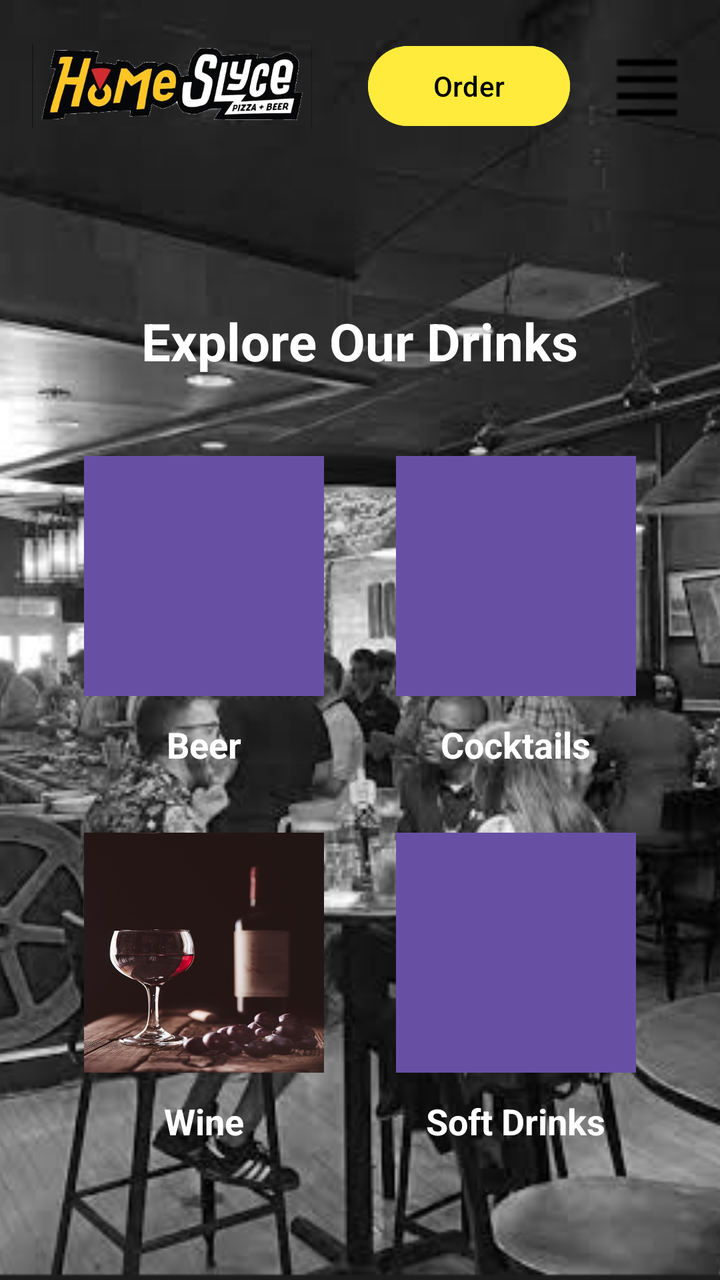
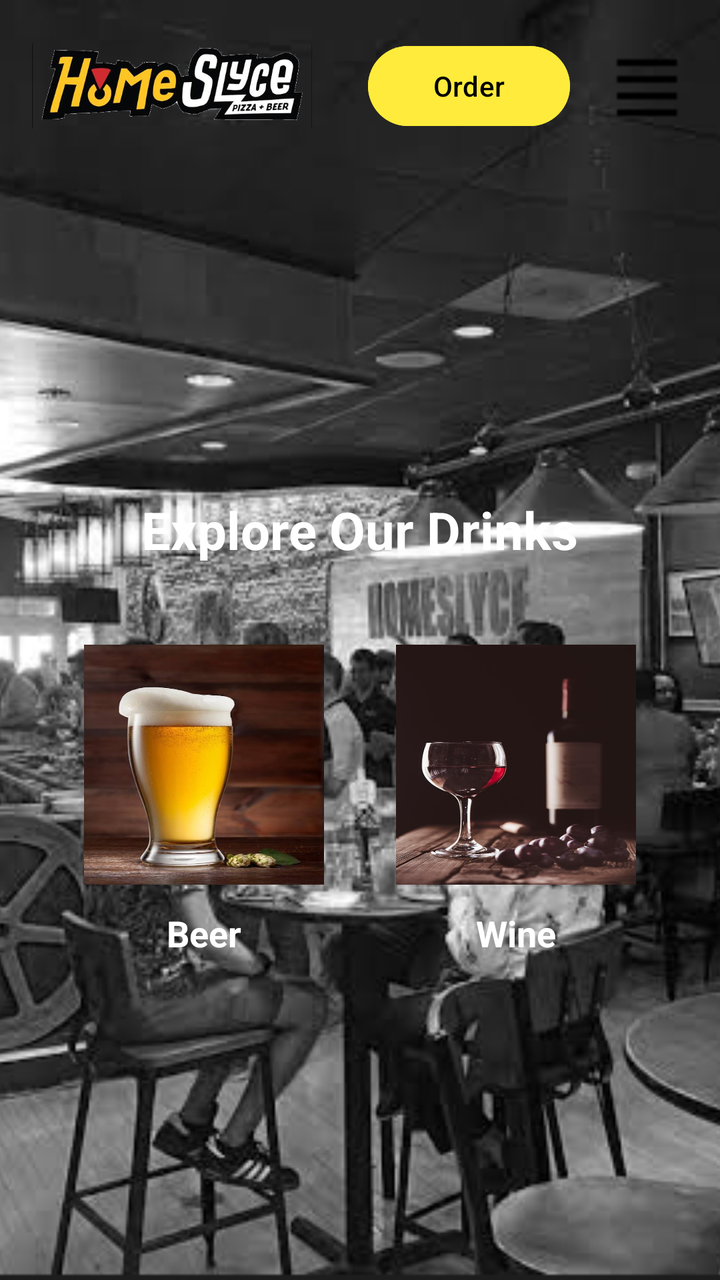

An Android layout rendered at two revisions. The XML below is the earlier revision; the diff shows what the commit changed to produce the second picture.
<!-- AndroidManifest.xml: application theme Theme.RestaurantAppProject -->
<!-- res/layout/activity_drinks_menu.xml -->
<?xml version="1.0" encoding="utf-8"?>
<FrameLayout xmlns:android="http://schemas.android.com/apk/res/android"
    xmlns:app="http://schemas.android.com/apk/res-auto"
    android:layout_width="match_parent"
    android:layout_height="match_parent">

    
    <ImageView
        android:id="@+id/imageView3"
        android:layout_width="match_parent"
        android:layout_height="match_parent"
        android:scaleType="centerCrop"
        app:srcCompat="@drawable/background"
        android:contentDescription="Background Image" />

    
    <LinearLayout
        android:layout_width="match_parent"
        android:layout_height="match_parent"
        android:orientation="vertical">

        
        <LinearLayout
            android:layout_width="match_parent"
            android:layout_height="wrap_content"
            android:orientation="horizontal"
            android:gravity="center_vertical"
            android:padding="16dp">

            <ImageView
                android:id="@+id/myImageView"
                android:layout_width="140dp"
                android:layout_height="54dp"
                android:contentDescription="Pizza Image"
                android:src="@drawable/imgpiz" />

            <View
                android:layout_width="0dp"
                android:layout_height="4dp"
                android:layout_weight="2" />

            <Button
                android:id="@+id/orderB"
                android:layout_width="101dp"
                android:layout_height="wrap_content"
                android:backgroundTint="#FFEB3B"
                android:text="Order"
                android:textColor="@color/black" />

            <ImageView
                android:id="@+id/myMenuBtn"
                android:layout_width="41dp"
                android:layout_height="40dp"
                android:layout_marginStart="18dp"
                android:contentDescription="Menu Button"
                android:src="@drawable/menu" />
        </LinearLayout>

        
        <LinearLayout
            android:id="@+id/mainScreenLayout"
            android:layout_width="match_parent"
            android:layout_height="match_parent"
            android:orientation="vertical"
            android:gravity="center"
            android:padding="24dp"
            android:visibility="visible">

            <TextView
                android:layout_width="wrap_content"
                android:layout_height="wrap_content"
                android:layout_gravity="center"
                android:layout_marginBottom="40dp"
                android:text="Explore Our Drinks"
                android:textColor="@color/white"
                android:textStyle="bold"
                android:textSize="26sp" />

            
            <LinearLayout
                android:layout_width="match_parent"
                android:layout_height="wrap_content"
                android:orientation="vertical"
                android:gravity="center">

                
                <LinearLayout
                    android:layout_width="match_parent"
                    android:layout_height="wrap_content"
                    android:orientation="horizontal"
                    android:layout_marginBottom="32dp"
                    android:weightSum="2">

                    
                    <LinearLayout
                        android:layout_width="0dp"
                        android:layout_height="wrap_content"
                        android:layout_weight="1"
                        android:orientation="vertical"
                        android:gravity="center">

                        <Button
                            android:id="@+id/buttonBeer"
                            android:background="@drawable/square_button_shape"
                            android:layout_width="120dp"
                            android:layout_height="120dp"
                            android:textSize="45sp" />

                        <TextView
                            android:layout_width="wrap_content"
                            android:layout_height="wrap_content"
                            android:layout_marginTop="12dp"
                            android:text="Beer"
                            android:textColor="@color/white"
                            android:textStyle="bold"
                            android:textSize="18sp" />
                    </LinearLayout>

                    
                    <LinearLayout
                        android:layout_width="0dp"
                        android:layout_height="wrap_content"
                        android:layout_weight="1"
                        android:orientation="vertical"
                        android:gravity="center">
                        <Button
                            android:id="@+id/button2"
                            android:layout_width="120dp"
                            android:layout_height="120dp"
                            android:background="@drawable/square_button_shape"
                            android:textSize="45sp" />
                        <TextView
                            android:layout_width="wrap_content"
                            android:layout_height="wrap_content"
                            android:layout_marginTop="12dp"
                            android:text="Cocktails"
                            android:textColor="@color/white"
                            android:textStyle="bold"
                            android:textSize="18sp" />
                    </LinearLayout>
                </LinearLayout>

                
                <LinearLayout
                    android:layout_width="match_parent"
                    android:layout_height="wrap_content"
                    android:orientation="horizontal"
                    android:weightSum="2">

                    
                    <LinearLayout
                        android:layout_width="0dp"
                        android:layout_height="wrap_content"
                        android:layout_weight="1"
                        android:orientation="vertical"
                        android:gravity="center">
                        <ImageButton
                            android:layout_width="120dp"
                            android:layout_height="120dp"
                            android:background="@drawable/wine5323009_640"/>

                        <TextView
                            android:layout_width="wrap_content"
                            android:layout_height="wrap_content"
                            android:layout_marginTop="12dp"
                            android:text="Wine"
                            android:textColor="@color/white"
                            android:textStyle="bold"
                            android:textSize="18sp" />
                    </LinearLayout>

                    
                    <LinearLayout
                        android:layout_width="0dp"
                        android:layout_height="wrap_content"
                        android:layout_weight="1"
                        android:orientation="vertical"
                        android:gravity="center">
                        <Button
                            android:id="@+id/button4"
                            android:layout_width="120dp"
                            android:layout_height="120dp"
                            android:background="@drawable/square_button_shape"
                            android:textSize="45sp" />
                        <TextView
                            android:layout_width="wrap_content"
                            android:layout_height="wrap_content"
                            android:layout_marginTop="12dp"
                            android:text="Soft Drinks"
                            android:textColor="@color/white"
                            android:textStyle="bold"
                            android:textSize="18sp" />
                    </LinearLayout>
                </LinearLayout>

            </LinearLayout>
        </LinearLayout>

        

    </LinearLayout>
</FrameLayout>
<!-- resources referenced by this layout -->
<resources>
  <color name="black">#FF000000</color>
  <color name="white">#FFFFFFFF</color>
  <!-- drawable background: png bitmap (drawable, 346186 bytes) -->
  <!-- drawable imgpiz: png bitmap (drawable, 98107 bytes) -->
  <!-- drawable menu: png bitmap (drawable, 197 bytes) -->
  <!-- drawable square_button_shape (drawable) -->
  <?xml version="1.0" encoding="utf-8"?>
  <shape xmlns:android="http://schemas.android.com/apk/res/android"
      android:shape="rectangle">
  
      
      <solid android:color="#6200EE" />
  
      
      <stroke
          android:width="2dp"
          android:color="#3700B3" />
  
      
      <corners android:radius="0dp" />
  
  </shape>
  <!-- drawable wine5323009_640: jpg bitmap (drawable, 34195 bytes) -->
  <style name="Theme.RestaurantAppProject" parent="Base.Theme.RestaurantAppProject" />
  <style name="Base.Theme.RestaurantAppProject" parent="Theme.Material3.DayNight.NoActionBar">
          
          
      </style>
</resources>

<!-- the commit's change to res/layout/activity_drinks_menu.xml (unified diff, before → after) -->
@@ -4,27 +4,24 @@
     android:layout_width="match_parent"
     android:layout_height="match_parent">
 
-    
     <ImageView
         android:id="@+id/imageView3"
         android:layout_width="match_parent"
         android:layout_height="match_parent"
+        android:contentDescription="Background Image"
         android:scaleType="centerCrop"
-        app:srcCompat="@drawable/background"
-        android:contentDescription="Background Image" />
+        app:srcCompat="@drawable/background" />
 
-    
     <LinearLayout
         android:layout_width="match_parent"
         android:layout_height="match_parent"
         android:orientation="vertical">
 
-        
         <LinearLayout
             android:layout_width="match_parent"
             android:layout_height="wrap_content"
+            android:gravity="center_vertical"
             android:orientation="horizontal"
-            android:gravity="center_vertical"
             android:padding="16dp">
 
             <ImageView
@@ -44,7 +41,7 @@
                 android:layout_width="101dp"
                 android:layout_height="wrap_content"
                 android:backgroundTint="#FFEB3B"
-                android:text="Order"
+                android:text="@string/order_Button2"
                 android:textColor="@color/black" />
 
             <ImageView
@@ -56,13 +53,12 @@
                 android:src="@drawable/menu" />
         </LinearLayout>
 
-        
         <LinearLayout
             android:id="@+id/mainScreenLayout"
             android:layout_width="match_parent"
             android:layout_height="match_parent"
+            android:gravity="center"
             android:orientation="vertical"
-            android:gravity="center"
             android:padding="24dp"
             android:visibility="visible">
 
@@ -71,132 +67,70 @@
                 android:layout_height="wrap_content"
                 android:layout_gravity="center"
                 android:layout_marginBottom="40dp"
-                android:text="Explore Our Drinks"
+                android:text="@string/title_ExploreDrinks"
                 android:textColor="@color/white"
-                android:textStyle="bold"
-                android:textSize="26sp" />
+                android:textSize="26sp"
+                android:textStyle="bold" />
 
-            
+
             <LinearLayout
                 android:layout_width="match_parent"
                 android:layout_height="wrap_content"
-                android:orientation="vertical"
-                android:gravity="center">
+                android:gravity="center"
+                android:orientation="horizontal"
+                android:weightSum="2">
 
-                
+
                 <LinearLayout
-                    android:layout_width="match_parent"
+                    android:layout_width="0dp"
                     android:layout_height="wrap_content"
-                    android:orientation="horizontal"
-                    android:layout_marginBottom="32dp"
-                    android:weightSum="2">
+                    android:layout_weight="1"
+                    android:gravity="center"
+                    android:orientation="vertical">
 
-                    
-                    <LinearLayout
-                        android:layout_width="0dp"
+                    <ImageButton
+                        android:id="@+id/buttonBeer"
+                        android:layout_width="120dp"
+                        android:layout_height="120dp"
+                        android:background="@drawable/beerimg"
+                        android:textSize="45sp" />
+
+                    <TextView
+                        android:layout_width="wrap_content"
                         android:layout_height="wrap_content"
-                        android:layout_weight="1"
-                        android:orientation="vertical"
-                        android:gravity="center">
-
-                        <Button
-                            android:id="@+id/buttonBeer"
-                            android:background="@drawable/square_button_shape"
-                            android:layout_width="120dp"
-                            android:layout_height="120dp"
-                            android:textSize="45sp" />
-
-                        <TextView
-                            android:layout_width="wrap_content"
-                            android:layout_height="wrap_content"
-                            android:layout_marginTop="12dp"
-                            android:text="Beer"
-                            android:textColor="@color/white"
-                            android:textStyle="bold"
-                            android:textSize="18sp" />
-                    </LinearLayout>
-
-                    
-                    <LinearLayout
-                        android:layout_width="0dp"
-                        android:layout_height="wrap_content"
-                        android:layout_weight="1"
-                        android:orientation="vertical"
-                        android:gravity="center">
-                        <Button
-                            android:id="@+id/button2"
-                            android:layout_width="120dp"
-                            android:layout_height="120dp"
-                            android:background="@drawable/square_button_shape"
-                            android:textSize="45sp" />
-                        <TextView
-                            android:layout_width="wrap_content"
-                            android:layout_height="wrap_content"
-                            android:layout_marginTop="12dp"
-                            android:text="Cocktails"
-                            android:textColor="@color/white"
-                            android:textStyle="bold"
-                            android:textSize="18sp" />
-                    </LinearLayout>
+                        android:layout_marginTop="12dp"
+                        android:text="@string/title_Beer"
+                        android:textColor="@color/white"
+                        android:textSize="18sp"
+                        android:textStyle="bold" />
                 </LinearLayout>
 
-                
+
                 <LinearLayout
-                    android:layout_width="match_parent"
+                    android:layout_width="0dp"
                     android:layout_height="wrap_content"
-                    android:orientation="horizontal"
-                    android:weightSum="2">
+                    android:layout_weight="1"
+                    android:gravity="center"
+                    android:orientation="vertical">
 
-                    
-                    <LinearLayout
-                        android:layout_width="0dp"
+                    <ImageButton
+                        android:id="@+id/buttonWine"
+                        android:layout_width="120dp"
+                        android:layout_height="120dp"
+                        android:background="@drawable/wine5323009_640"
+                        android:contentDescription="Wine Button" />
+
+                    <TextView
+                        android:layout_width="wrap_content"
                         android:layout_height="wrap_content"
-                        android:layout_weight="1"
-                        android:orientation="vertical"
-                        android:gravity="center">
-                        <ImageButton
-                            android:layout_width="120dp"
-                            android:layout_height="120dp"
-                            android:background="@drawable/wine5323009_640"/>
-
-                        <TextView
-                            android:layout_width="wrap_content"
-                            android:layout_height="wrap_content"
-                            android:layout_marginTop="12dp"
-                            android:text="Wine"
-                            android:textColor="@color/white"
-                            android:textStyle="bold"
-                            android:textSize="18sp" />
-                    </LinearLayout>
-
-                    
-                    <LinearLayout
-                        android:layout_width="0dp"
-                        android:layout_height="wrap_content"
-                        android:layout_weight="1"
-                        android:orientation="vertical"
-                        android:gravity="center">
-                        <Button
-                            android:id="@+id/button4"
-                            android:layout_width="120dp"
-                            android:layout_height="120dp"
-                            android:background="@drawable/square_button_shape"
-                            android:textSize="45sp" />
-                        <TextView
-                            android:layout_width="wrap_content"
-                            android:layout_height="wrap_content"
-                            android:layout_marginTop="12dp"
-                            android:text="Soft Drinks"
-                            android:textColor="@color/white"
-                            android:textStyle="bold"
-                            android:textSize="18sp" />
-                    </LinearLayout>
+                        android:layout_marginTop="12dp"
+                        android:text="@string/title_wine"
+                        android:textColor="@color/white"
+                        android:textSize="18sp"
+                        android:textStyle="bold" />
                 </LinearLayout>
 
             </LinearLayout>
         </LinearLayout>
-
-        
-
     </LinearLayout>
 </FrameLayout>
<!-- resource entries referenced after the edit -->
@@ -3,26 +3,14 @@
   <color name="black">#FF000000</color>
   <color name="white">#FFFFFFFF</color>
   <!-- drawable background: png bitmap (drawable, 346186 bytes) -->
+  <!-- drawable beerimg: png bitmap (drawable, 22116 bytes) -->
   <!-- drawable imgpiz: png bitmap (drawable, 98107 bytes) -->
   <!-- drawable menu: png bitmap (drawable, 197 bytes) -->
-  <!-- drawable square_button_shape (drawable) -->
-  <?xml version="1.0" encoding="utf-8"?>
-  <shape xmlns:android="http://schemas.android.com/apk/res/android"
-      android:shape="rectangle">
-  
-      
-      <solid android:color="#6200EE" />
-  
-      
-      <stroke
-          android:width="2dp"
-          android:color="#3700B3" />
-  
-      
-      <corners android:radius="0dp" />
-  
-  </shape>
   <!-- drawable wine5323009_640: jpg bitmap (drawable, 34195 bytes) -->
+  <string name="order_Button2">Order</string>
+  <string name="title_Beer">Beer</string>
+  <string name="title_ExploreDrinks">Explore Our Drinks</string>
+  <string name="title_wine">Wine</string>
   <style name="Theme.RestaurantAppProject" parent="Base.Theme.RestaurantAppProject" />
   <style name="Base.Theme.RestaurantAppProject" parent="Theme.Material3.DayNight.NoActionBar">
           
